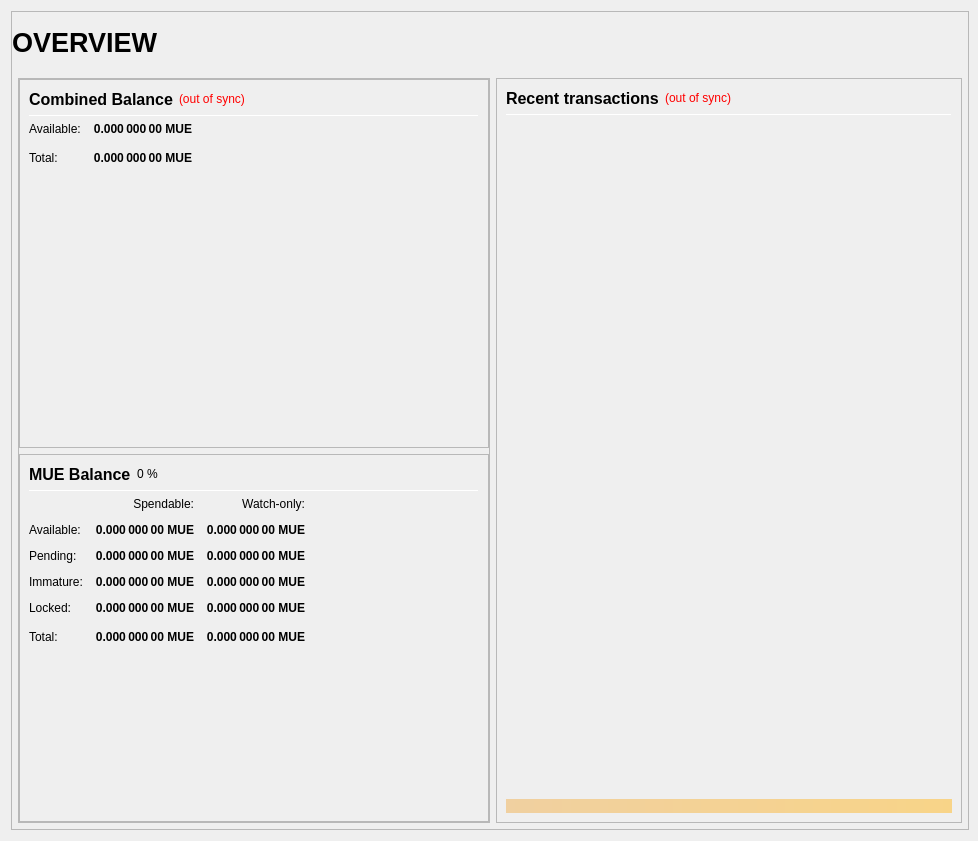
Qt form src/qt/forms/overviewpage.ui (stakecube/stakecubecoin-archive) before a commit.
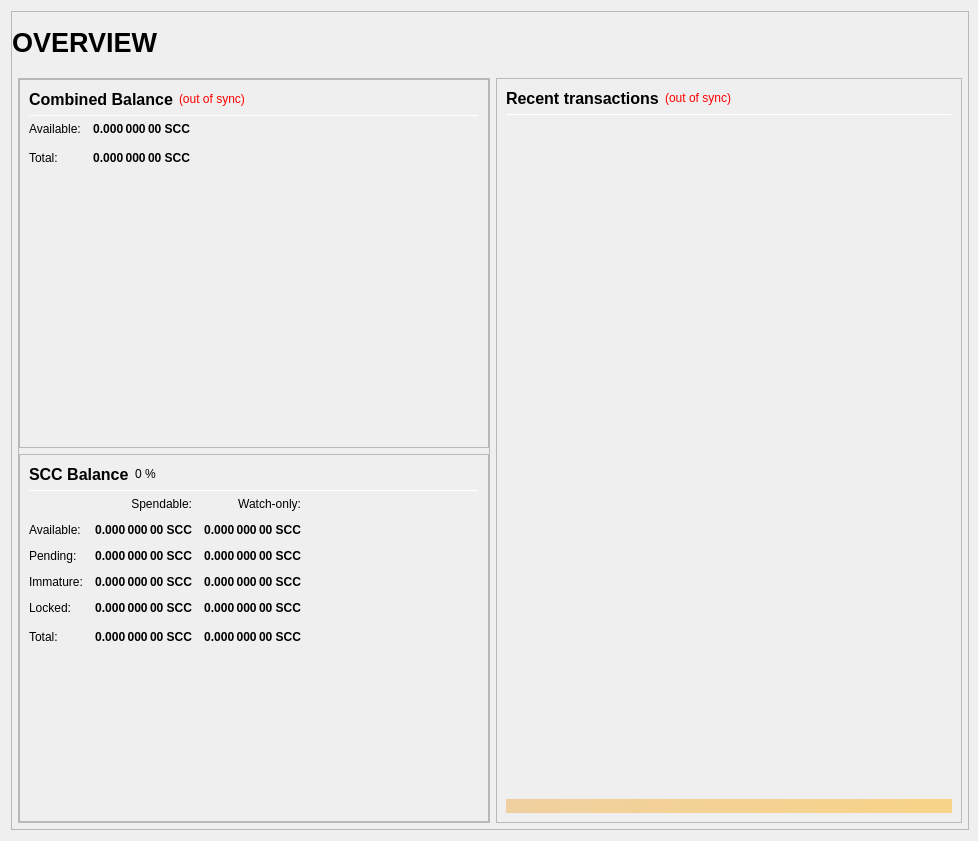
The same form after that commit.

The edit to the form file:
```diff
--- a/src/qt/forms/overviewpage.ui
+++ b/src/qt/forms/overviewpage.ui
@@ -333,7 +333,7 @@
                           <string>Your current spendable balance</string>
                          </property>
                          <property name="text">
-                          <string notr="true">0.000 000 00 MUE</string>
+                          <string notr="true">0.000 000 00 SCC</string>
                          </property>
                          <property name="alignment">
                           <set>Qt::AlignRight|Qt::AlignTrailing|Qt::AlignVCenter</set>
@@ -365,7 +365,7 @@
                           <string>Total Balance, including all unavailable coins.</string>
                          </property>
                          <property name="text">
-                          <string notr="true">0.000 000 00 MUE</string>
+                          <string notr="true">0.000 000 00 SCC</string>
                          </property>
                          <property name="alignment">
                           <set>Qt::AlignRight|Qt::AlignTrailing|Qt::AlignVCenter</set>
@@ -433,7 +433,7 @@
                           </font>
                          </property>
                          <property name="text">
-                          <string>MUE Balance</string>
+                          <string>SCC Balance</string>
                          </property>
                         </widget>
                        </item>
@@ -525,7 +525,7 @@
                           <string>Your current spendable balance</string>
                          </property>
                          <property name="text">
-                          <string notr="true">0.000 000 00 MUE</string>
+                          <string notr="true">0.000 000 00 SCC</string>
                          </property>
                          <property name="alignment">
                           <set>Qt::AlignRight|Qt::AlignTrailing|Qt::AlignVCenter</set>
@@ -550,7 +550,7 @@
                           <string>Your current balance in watch-only addresses</string>
                          </property>
                          <property name="text">
-                          <string notr="true">0.000 000 00 MUE</string>
+                          <string notr="true">0.000 000 00 SCC</string>
                          </property>
                          <property name="alignment">
                           <set>Qt::AlignRight|Qt::AlignTrailing|Qt::AlignVCenter</set>
@@ -582,7 +582,7 @@
                           <string>Total of transactions that have yet to be confirmed, and do not yet count toward the spendable balance</string>
                          </property>
                          <property name="text">
-                          <string notr="true">0.000 000 00 MUE</string>
+                          <string notr="true">0.000 000 00 SCC</string>
                          </property>
                          <property name="alignment">
                           <set>Qt::AlignRight|Qt::AlignTrailing|Qt::AlignVCenter</set>
@@ -607,7 +607,7 @@
                           <string>Unconfirmed transactions to watch-only addresses</string>
                          </property>
                          <property name="text">
-                          <string notr="true">0.000 000 00 MUE</string>
+                          <string notr="true">0.000 000 00 SCC</string>
                          </property>
                          <property name="alignment">
                           <set>Qt::AlignRight|Qt::AlignTrailing|Qt::AlignVCenter</set>
@@ -639,7 +639,7 @@
                           <string>Staked or masternode rewards that has not yet matured</string>
                          </property>
                          <property name="text">
-                          <string notr="true">0.000 000 00 MUE</string>
+                          <string notr="true">0.000 000 00 SCC</string>
                          </property>
                          <property name="alignment">
                           <set>Qt::AlignRight|Qt::AlignTrailing|Qt::AlignVCenter</set>
@@ -664,7 +664,7 @@
                           <string>Staked or masternode rewards in watch-only addresses that has not yet matured</string>
                          </property>
                          <property name="text">
-                          <string notr="true">0.000 000 00 MUE</string>
+                          <string notr="true">0.000 000 00 SCC</string>
                          </property>
                          <property name="alignment">
                           <set>Qt::AlignRight|Qt::AlignTrailing|Qt::AlignVCenter</set>
@@ -699,7 +699,7 @@
                           <string>Locked MUE or Masternode collaterals. These are excluded from zMUE minting.</string>
                          </property>
                          <property name="text">
-                          <string notr="true">0.000 000 00 MUE</string>
+                          <string notr="true">0.000 000 00 SCC</string>
                          </property>
                          <property name="alignment">
                           <set>Qt::AlignRight|Qt::AlignTrailing|Qt::AlignVCenter</set>
@@ -724,7 +724,7 @@
                           <string>Current locked balance in watch-only addresses</string>
                          </property>
                          <property name="text">
-                          <string notr="true">0.000 000 00 MUE</string>
+                          <string notr="true">0.000 000 00 SCC</string>
                          </property>
                          <property name="alignment">
                           <set>Qt::AlignRight|Qt::AlignTrailing|Qt::AlignVCenter</set>
@@ -759,7 +759,7 @@
                           <string>Your current MonetaryUnit balance, unconfirmed and immature transactions included</string>
                          </property>
                          <property name="text">
-                          <string notr="true">0.000 000 00 MUE</string>
+                          <string notr="true">0.000 000 00 SCC</string>
                          </property>
                          <property name="alignment">
                           <set>Qt::AlignRight|Qt::AlignTrailing|Qt::AlignVCenter</set>
@@ -784,7 +784,7 @@
                           <string>Current total balance in watch-only addresses</string>
                          </property>
                          <property name="text">
-                          <string notr="true">0.000 000 00 MUE</string>
+                          <string notr="true">0.000 000 00 SCC</string>
                          </property>
                          <property name="alignment">
                           <set>Qt::AlignRight|Qt::AlignTrailing|Qt::AlignVCenter</set>
```
Left out of the diff: 14 changed lines with no effect on the pictures.
